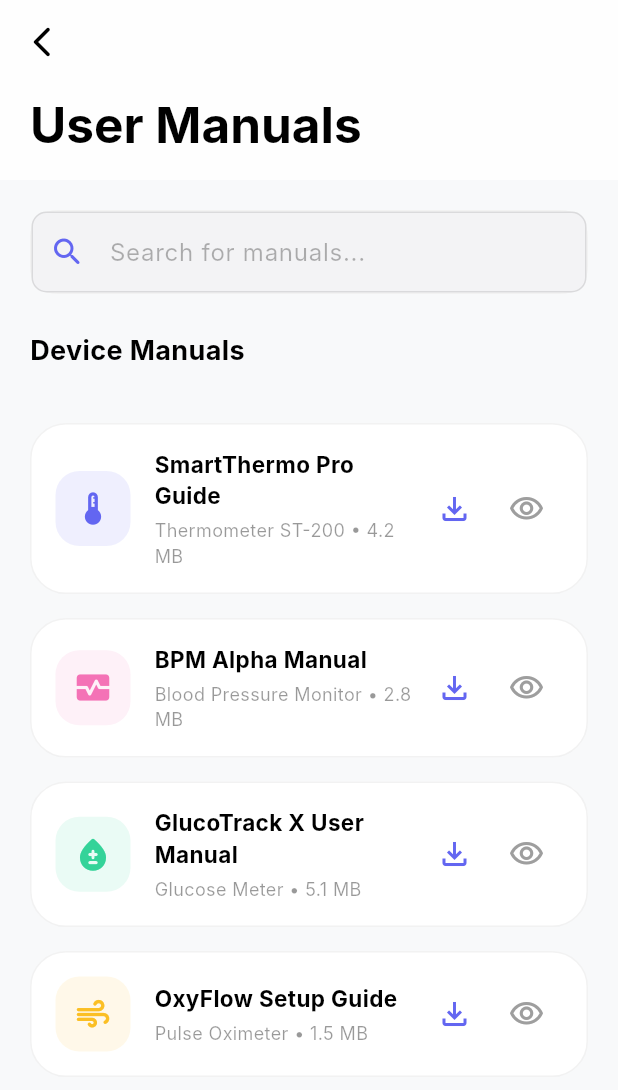
After one commit to AbdoAhmedElbanaa/extrememedicaluserapp, a Flutter app: the HomeView screen opened by its route, after a tap on the "menu book" icon, on a phone screen of 412 x 824 dp. The commit adds this screen. Shown: the top 1090 px of the screen. Run offline on Flutter 3.47's test engine with Material 3 defaults, Android fonts, the phone set to English and light mode, and no system bars; drawn by our look-alikes of pull_to_refresh; our stand-ins replace cached_network_image, carousel_slider, firebase_core, firebase_crashlytics, flutter_animate, geocoding and 7 more; accounts and stored records are empty; network calls fail; Roboto replaces fonts that are missing (Inter).

Commit message:
Implemented the "User Manuals" feature and enhanced the Home dashboard with recent activity tracking and pull-to-refresh functionality.
- **Manuals Feature**:
    - Created `ManualModel`, `ManualController`, and `ManualView` to manage and display device user manuals.
    - Implemented a searchable list with download and preview actions.
    - Added a custom `ManualController` binding when navigating from the home screen.
- **Home Dashboard Enhancements**:
    - **Recent Activity**: Added `RecentActivitySection` and `RecentActivityModel` to display status-coded system logs (Success, Warning, Info).
    - **Pull-to-Refresh**: Integrated `pull_to_refresh` globally in `main.dart` and implemented `onRefresh` logic in `HomeController` and `ManualController`.
    - **Animations**: Added entrance animations to Home view components using `flutter_animate`.
    - **UI Updates**: Added an "Add New Device" shortcut and improved background visual effects in dark mode.
- **Project Configuration**:
    - Added `pull_to_refresh` dependency to `pubspec.yaml`.
    - Established comprehensive AI assistant project rules in `.aiassistant/rules/` for architecture, design consistency, and code quality.
- **Logic & Navigation**: Updated `HomeController` to handle navigation to the Manuals view and provided "Coming Soon" feedback for pending features.

Signed-off-by: AbdoAhmedElbanaa <abdelmgeedelbanaa@gmail.com>

```diff
--- /dev/null
+++ b/lib/features/home/data/models/recent_activity_model.dart
@@ -0,0 +1,32 @@
+import 'package:flutter/material.dart';
+
+enum ActivityStatus { success, warning, info }
+
+class RecentActivityModel {
+  final String title;
+  final String subtitle;
+  final String time;
+  final IconData icon;
+  final ActivityStatus status;
+  final VoidCallback? onTap;
+
+  RecentActivityModel({
+    required this.title,
+    required this.subtitle,
+    required this.time,
+    required this.icon,
+    required this.status,
+    this.onTap,
+  });
+
+  Color getStatusColor() {
+    switch (status) {
+      case ActivityStatus.success:
+        return const Color(0xFF34D399); // Emerald/Green
+      case ActivityStatus.warning:
+        return const Color(0xFFFBBF24); // Amber/Yellow
+      case ActivityStatus.info:
+        return const Color(0xFF818CF8); // Indigo/Blue
+    }
+  }
+}
--- a/lib/features/home/presentation/controllers/home_controller.dart
+++ b/lib/features/home/presentation/controllers/home_controller.dart
@@ -1,18 +1,27 @@
 import 'package:flutter/material.dart';
 import 'package:get/get.dart';
 import 'package:extrememedicaluserapp/features/home/data/models/quick_action_model.dart';
+import 'package:extrememedicaluserapp/features/home/data/models/recent_activity_model.dart';
+
+import 'package:extrememedicaluserapp/features/manual/presentation/views/manual_view.dart';
+import 'package:extrememedicaluserapp/features/manual/presentation/controllers/manual_controller.dart';
+
+import 'package:pull_to_refresh/pull_to_refresh.dart';
 
 class HomeController extends GetxController {
   var selectedIndex = 0.obs;
   late PageController pageController;
+  final RefreshController refreshController = RefreshController(initialRefresh: false);
 
-  late final List<QuickActionModel> quickActions;
+  late List<QuickActionModel> quickActions;
+  late List<RecentActivityModel> recentActivities;
 
   @override
   void onInit() {
     super.onInit();
     pageController = PageController(initialPage: selectedIndex.value);
     _initializeQuickActions();
+    _initializeRecentActivities();
   }
 
   void _initializeQuickActions() {
@@ -21,31 +30,86 @@ class HomeController extends GetxController {
         title: 'Manual',
         icon: Icons.menu_book_rounded,
         color: const Color(0xFF818CF8),
-        onTap: () => Get.snackbar('Manual', 'Opening user manual...',
-            snackPosition: SnackPosition.BOTTOM, backgroundColor: Colors.indigo.withOpacity(0.7), colorText: Colors.white),
+        onTap: () {
+          Get.put(ManualController());
+          Get.to(() => const ManualView(), transition: Transition.rightToLeftWithFade);
+        },
       ),
       QuickActionModel(
         title: 'Diagnose',
         icon: Icons.analytics_rounded,
         color: const Color(0xFF34D399),
-        onTap: () => Get.snackbar('Diagnose', 'Starting system diagnosis...',
-            snackPosition: SnackPosition.BOTTOM, backgroundColor: Colors.teal.withOpacity(0.7), colorText: Colors.white),
+        onTap: () => _showComingSoon('Diagnose'),
       ),
       QuickActionModel(
         title: 'Errors',
         icon: Icons.warning_amber_rounded,
         color: const Color(0xFFFBBF24),
-        onTap: () => Get.snackbar('Errors', 'Checking for system errors...',
-            snackPosition: SnackPosition.BOTTOM, backgroundColor: Colors.amber.withOpacity(0.7), colorText: Colors.white),
+        onTap: () => _showComingSoon('Errors'),
       ),
       QuickActionModel(
         title: 'Support',
         icon: Icons.bolt_rounded,
         color: const Color(0xFFF472B6),
-        onTap: () => Get.snackbar('Support', 'Connecting to support...',
-            snackPosition: SnackPosition.BOTTOM, backgroundColor: Colors.pink.withOpacity(0.7), colorText: Colors.white),
+        onTap: () => _showComingSoon('Support'),
       ),
     ];
+  }
+
+  void _initializeRecentActivities() {
+    recentActivities = [
+      RecentActivityModel(
+        title: 'Manual updated',
+        subtitle: 'SmartThermo Pro',
+        time: '2m ago',
+        icon: Icons.check_circle_outline_rounded,
+        status: ActivityStatus.success,
+      ),
+      RecentActivityModel(
+        title: 'Maintenance due',
+        subtitle: 'Check filter',
+        time: '1h ago',
+        icon: Icons.error_outline_rounded,
+        status: ActivityStatus.warning,
+      ),
+      RecentActivityModel(
+        title: 'Diagnostics run',
+        subtitle: 'All systems OK',
+        time: '3h ago',
+        icon: Icons.analytics_outlined,
+        status: ActivityStatus.info,
+      ),
+    ];
+  }
+
+  void _showComingSoon(String feature) {
+    Get.snackbar(
+      feature,
+      'This feature is coming soon!',
+      snackPosition: SnackPosition.BOTTOM,
+      backgroundColor: const Color(0xFF161531).withOpacity(0.9),
+      colorText: Colors.white,
+      margin: const EdgeInsets.all(15),
+      borderRadius: 15,
+      duration: const Duration(seconds: 2),
+    );
+  }
+
+  Future<void> onRefresh() async {
+    // Simulate API call
+    await Future.delayed(const Duration(seconds: 2));
+    _initializeRecentActivities();
+    update();
+    refreshController.refreshCompleted();
+
+    Get.snackbar(
+      'Success',
+      'Data refreshed successfully',
+      snackPosition: SnackPosition.BOTTOM,
+      backgroundColor: Colors.green.withOpacity(0.7),
+      colorText: Colors.white,
+      margin: const EdgeInsets.all(15),
+    );
   }
 
   void changeIndex(int index) {
--- a/lib/features/home/presentation/views/home_view.dart
+++ b/lib/features/home/presentation/views/home_view.dart
@@ -1,9 +1,12 @@
 import 'dart:ui';
 import 'package:flutter/material.dart';
 import 'package:get/get.dart';
+import 'package:flutter_animate/flutter_animate.dart';
+import 'package:pull_to_refresh/pull_to_refresh.dart';
 import 'package:extrememedicaluserapp/theme/app_colors.dart';
 import 'package:extrememedicaluserapp/features/home/presentation/widgets/home_header.dart';
 import 'package:extrememedicaluserapp/features/home/presentation/widgets/custom_bottom_nav.dart';
+import 'package:extrememedicaluserapp/features/home/presentation/widgets/recent_activity_section.dart';
 import 'package:extrememedicaluserapp/features/home/presentation/widgets/quick_actions_section.dart';
 import 'package:extrememedicaluserapp/features/home/presentation/widgets/device_slider.dart';
 import '../controllers/home_controller.dart';
@@ -32,7 +35,7 @@ class HomeView extends GetView<HomeController> {
             ],
           ),
 
-          // Background Gradient for Cinematic Look (Behind fixed header)
+          // Background Gradient for Cinematic Look
           if (isDark)
             Positioned(
               top: -100,
@@ -52,7 +55,7 @@ class HomeView extends GetView<HomeController> {
               ),
             ),
 
-          // FIXED HEADER WITH BLUR
+          // FIXED HEADER
           Positioned(
             top: 0,
             left: 0,
@@ -67,7 +70,15 @@ class HomeView extends GetView<HomeController> {
   }
 
   Widget _buildHomeContent(BuildContext context, bool isDark) {
-    return CustomScrollView(
+    return SmartRefresher(
+      controller: controller.refreshController,
+      onRefresh: controller.onRefresh,
+      header: WaterDropMaterialHeader(
+        backgroundColor: AppColors.primary,
+        color: Colors.white,
+        offset: MediaQuery.of(context).padding.top + 100,
+      ),
+      child: CustomScrollView(
         physics: const BouncingScrollPhysics(),
         slivers: [
           SliverToBoxAdapter(
@@ -83,15 +94,27 @@ class HomeView extends GetView<HomeController> {
               padding: const EdgeInsets.symmetric(horizontal: 20.0),
               child: Column(
                 crossAxisAlignment: CrossAxisAlignment.start,
-              children: const [
-                DeviceSlider(),
-                SizedBox(height: 30),
-                QuickActionsSection(),
+                children: [
+                  const DeviceSlider()
+                      .animate()
+                      .fadeIn(duration: 600.ms)
+                      .slideY(begin: 0.2, end: 0, curve: Curves.easeOutQuad),
+                  const SizedBox(height: 30),
+                  const QuickActionsSection()
+                      .animate()
+                      .fadeIn(delay: 200.ms, duration: 600.ms)
+                      .slideY(begin: 0.2, end: 0, curve: Curves.easeOutQuad),
+                  const SizedBox(height: 30),
+                  const RecentActivitySection()
+                      .animate()
+                      .fadeIn(delay: 400.ms, duration: 600.ms)
+                      .slideY(begin: 0.2, end: 0, curve: Curves.easeOutQuad),
                 ],
               ),
             ),
           ),
         ],
+      ),
     );
   }
 
--- /dev/null
+++ b/lib/features/home/presentation/widgets/recent_activity_section.dart
@@ -0,0 +1,164 @@
+import 'package:flutter/material.dart';
+import 'package:get/get.dart';
+import 'package:extrememedicaluserapp/theme/app_colors.dart';
+import '../controllers/home_controller.dart';
+import '../../data/models/recent_activity_model.dart';
+
+class RecentActivitySection extends GetView<HomeController> {
+  const RecentActivitySection({super.key});
+
+  @override
+  Widget build(BuildContext context) {
+    final isDark = Theme.of(context).brightness == Brightness.dark;
+
+    return Column(
+      children: [
+        // Header
+        Row(
+          mainAxisAlignment: MainAxisAlignment.spaceBetween,
+          children: [
+            Text(
+              'Recent Activity',
+              style: TextStyle(
+                color: isDark ? Colors.white : Colors.black,
+                fontSize: 18,
+                fontWeight: FontWeight.bold,
+              ),
+            ),
+            TextButton(
+              onPressed: () {},
+              child: const Text(
+                'View all',
+                style: TextStyle(
+                  color: AppColors.primary,
+                  fontSize: 14,
+                  fontWeight: FontWeight.w600,
+                ),
+              ),
+            ),
+          ],
+        ),
+        const SizedBox(height: 10),
+        // Activity List Container
+        Container(
+          decoration: BoxDecoration(
+            color: isDark ? const Color(0xFF161531).withOpacity(0.6) : Colors.white,
+            borderRadius: BorderRadius.circular(24),
+            border: Border.all(
+              color: isDark ? Colors.white.withOpacity(0.05) : Colors.black.withOpacity(0.05),
+              width: 1.2,
+            ),
+          ),
+          child: ListView.separated(
+            shrinkWrap: true,
+            padding: EdgeInsets.zero,
+            physics: const NeverScrollableScrollPhysics(),
+            itemCount: controller.recentActivities.length,
+            separatorBuilder: (context, index) => Divider(
+              height: 1,
+              color: isDark ? Colors.white.withOpacity(0.05) : Colors.black.withOpacity(0.05),
+              indent: 70,
+            ),
+            itemBuilder: (context, index) {
+              final activity = controller.recentActivities[index];
+              return _buildActivityItem(activity, isDark);
+            },
+          ),
+        ),
+        const SizedBox(height: 25),
+        // Add New Device Button
+        _buildAddDeviceButton(isDark),
+        const SizedBox(height: 100), // Extra space for bottom nav
+      ],
+    );
+  }
+
+  Widget _buildActivityItem(RecentActivityModel activity, bool isDark) {
+    return ListTile(
+      contentPadding: const EdgeInsets.symmetric(horizontal: 16, vertical: 8),
+      leading: Container(
+        padding: const EdgeInsets.all(10),
+        decoration: BoxDecoration(
+          color: activity.getStatusColor().withOpacity(0.1),
+          shape: BoxShape.circle,
+        ),
+        child: Icon(
+          activity.icon,
+          color: activity.getStatusColor(),
+          size: 20,
+        ),
+      ),
+      title: Text(
+        activity.title,
+        style: TextStyle(
+          color: isDark ? Colors.white : Colors.black,
+          fontSize: 15,
+          fontWeight: FontWeight.bold,
+        ),
+      ),
+      subtitle: Row(
+        children: [
+          Text(
+            activity.subtitle,
+            style: TextStyle(
+              color: (isDark ? Colors.white : Colors.black).withOpacity(0.4),
+              fontSize: 12,
+            ),
+          ),
+          const SizedBox(width: 6),
+          Text(
+            '• ${activity.time}',
+            style: TextStyle(
+              color: (isDark ? Colors.white : Colors.black).withOpacity(0.3),
+              fontSize: 11,
+            ),
+          ),
+        ],
+      ),
+      trailing: Icon(
+        Icons.arrow_forward_ios_rounded,
+        color: (isDark ? Colors.white : Colors.black).withOpacity(0.1),
+        size: 14,
+      ),
+      onTap: () {},
+    );
+  }
+
+  Widget _buildAddDeviceButton(bool isDark) {
+    return Container(
+      width: double.infinity,
+      height: 60,
+      decoration: BoxDecoration(
+        borderRadius: BorderRadius.circular(20),
+        border: Border.all(
+          color: AppColors.primary.withOpacity(0.3),
+          width: 1.5,
+          style: BorderStyle.solid,
+        ),
+        color: AppColors.primary.withOpacity(0.05),
+      ),
+      child: Material(
+        color: Colors.transparent,
+        child: InkWell(
+          onTap: () {},
+          borderRadius: BorderRadius.circular(20),
+          child: Row(
+            mainAxisAlignment: MainAxisAlignment.center,
+            children: const [
+              Icon(Icons.add_rounded, color: AppColors.primary, size: 24),
+              SizedBox(width: 8),
+              Text(
+                'Add New Device',
+                style: TextStyle(
+                  color: AppColors.primary,
+                  fontSize: 16,
+                  fontWeight: FontWeight.bold,
+                ),
+              ),
+            ],
+          ),
+        ),
+      ),
+    );
+  }
+}
--- /dev/null
+++ b/lib/features/manual/data/models/manual_model.dart
@@ -0,0 +1,19 @@
+import 'package:flutter/material.dart';
+
+class ManualModel {
+  final String title;
+  final String deviceName;
+  final String lastUpdated;
+  final String fileSize;
+  final IconData icon;
+  final Color color;
+
+  ManualModel({
+    required this.title,
+    required this.deviceName,
+    required this.lastUpdated,
+    required this.fileSize,
+    required this.icon,
+    required this.color,
+  });
+}
--- /dev/null
+++ b/lib/features/manual/presentation/controllers/manual_controller.dart
@@ -0,0 +1,68 @@
+import 'package:flutter/material.dart';
+import 'package:get/get.dart';
+import '../../data/models/manual_model.dart';
+
+import 'package:pull_to_refresh/pull_to_refresh.dart';
+
+class ManualController extends GetxController {
+  final RxList<ManualModel> manuals = <ManualModel>[].obs;
+  final RxString searchQuery = ''.obs;
+  final RefreshController refreshController = RefreshController(initialRefresh: false);
+
+  @override
+  void onInit() {
+    super.onInit();
+    _loadManuals();
+  }
+
+  Future<void> onRefresh() async {
+    await Future.delayed(const Duration(seconds: 1));
+    _loadManuals();
+    refreshController.refreshCompleted();
+  }
+
+  void _loadManuals() {
+    manuals.value = [
+      ManualModel(
+        title: 'SmartThermo Pro Guide',
+        deviceName: 'Thermometer ST-200',
+        lastUpdated: 'Oct 12, 2023',
+        fileSize: '4.2 MB',
+        icon: Icons.thermostat_rounded,
+        color: const Color(0xFF6366F1),
+      ),
+      ManualModel(
+        title: 'BPM Alpha Manual',
+        deviceName: 'Blood Pressure Monitor',
+        lastUpdated: 'Sep 05, 2023',
+        fileSize: '2.8 MB',
+        icon: Icons.monitor_heart_rounded,
+        color: const Color(0xFFF472B6),
+      ),
+      ManualModel(
+        title: 'GlucoTrack X User Manual',
+        deviceName: 'Glucose Meter',
+        lastUpdated: 'Jan 20, 2024',
+        fileSize: '5.1 MB',
+        icon: Icons.bloodtype_rounded,
+        color: const Color(0xFF34D399),
+      ),
+      ManualModel(
+        title: 'OxyFlow Setup Guide',
+        deviceName: 'Pulse Oximeter',
+        lastUpdated: 'Dec 15, 2023',
+        fileSize: '1.5 MB',
+        icon: Icons.air_rounded,
+        color: const Color(0xFFFBBF24),
+      ),
+    ];
+  }
+
+  List<ManualModel> get filteredManuals {
+    if (searchQuery.isEmpty) return manuals;
+    return manuals.where((m) =>
+      m.title.toLowerCase().contains(searchQuery.value.toLowerCase()) ||
+      m.deviceName.toLowerCase().contains(searchQuery.value.toLowerCase())
+    ).toList();
+  }
+}
--- /dev/null
+++ b/lib/features/manual/presentation/views/manual_view.dart
@@ -0,0 +1,200 @@
+import 'dart:ui';
+import 'package:flutter/material.dart';
+import 'package:get/get.dart';
+import 'package:pull_to_refresh/pull_to_refresh.dart';
+import 'package:extrememedicaluserapp/theme/app_colors.dart';
+import '../controllers/manual_controller.dart';
+import '../../data/models/manual_model.dart';
+
+class ManualView extends GetView<ManualController> {
+  const ManualView({super.key});
+
+  @override
+  Widget build(BuildContext context) {
+    final isDark = Theme.of(context).brightness == Brightness.dark;
+
+    return Scaffold(
+      backgroundColor: isDark ? AppColors.backgroundDark : AppColors.backgroundLight,
+      body: Stack(
+        children: [
+          // Background Glow
+          if (isDark)
+            Positioned(
+              top: -100,
+              right: -50,
+              child: ClipOval(
+                child: BackdropFilter(
+                  filter: ImageFilter.blur(sigmaX: 80, sigmaY: 80),
+                  child: Container(
+                    width: 300,
+                    height: 300,
+                    decoration: BoxDecoration(
+                      shape: BoxShape.circle,
+                      color: const Color(0xFF6366F1).withOpacity(0.1),
+                    ),
+                  ),
+                ),
+              ),
+            ),
+
+          SmartRefresher(
+            controller: controller.refreshController,
+            onRefresh: controller.onRefresh,
+            header: WaterDropMaterialHeader(
+              backgroundColor: AppColors.primary,
+              color: Colors.white,
+              offset: MediaQuery.of(context).padding.top + 50,
+            ),
+            child: CustomScrollView(
+              physics: const BouncingScrollPhysics(),
+              slivers: [
+                _buildAppBar(context, isDark),
+                SliverToBoxAdapter(
+                  child: Padding(
+                    padding: const EdgeInsets.all(20.0),
+                    child: Column(
+                      crossAxisAlignment: CrossAxisAlignment.start,
+                      children: [
+                        _buildSearchField(isDark),
+                        const SizedBox(height: 25),
+                        Text(
+                          'Device Manuals',
+                          style: TextStyle(
+                            color: isDark ? Colors.white : Colors.black,
+                            fontSize: 18,
+                            fontWeight: FontWeight.bold,
+                          ),
+                        ),
+                        const SizedBox(height: 15),
+                      ],
+                    ),
+                  ),
+                ),
+                Obx(() => SliverPadding(
+                  padding: const EdgeInsets.symmetric(horizontal: 20),
+                  sliver: SliverList(
+                    delegate: SliverChildBuilderDelegate(
+                      (context, index) {
+                        return _buildManualCard(controller.filteredManuals[index], isDark);
+                      },
+                      childCount: controller.filteredManuals.length,
+                    ),
+                  ),
+                )),
+                const SliverToBoxAdapter(child: SizedBox(height: 100)),
+              ],
+            ),
+          ),
+        ],
+      ),
+    );
+  }
+
+  Widget _buildAppBar(BuildContext context, bool isDark) {
+    return SliverAppBar(
+      expandedHeight: 120,
+      floating: false,
+      pinned: true,
+      backgroundColor: isDark ? AppColors.backgroundDark.withOpacity(0.8) : Colors.white.withOpacity(0.8),
+      flexibleSpace: FlexibleSpaceBar(
+        title: Text(
+          'User Manuals',
+          style: TextStyle(
+            color: isDark ? Colors.white : Colors.black,
+            fontWeight: FontWeight.bold,
+          ),
+        ),
+        centerTitle: false,
+        titlePadding: const EdgeInsets.only(left: 20, bottom: 16),
+      ),
+      leading: IconButton(
+        icon: Icon(Icons.arrow_back_ios_new_rounded, color: isDark ? Colors.white : Colors.black),
+        onPressed: () => Get.back(),
+      ),
+    );
+  }
+
+  Widget _buildSearchField(bool isDark) {
+    return Container(
+      decoration: BoxDecoration(
+        color: isDark ? const Color(0xFF161531) : Colors.white,
+        borderRadius: BorderRadius.circular(18),
+        border: Border.all(
+          color: isDark ? Colors.white.withOpacity(0.05) : Colors.black.withOpacity(0.05),
+        ),
+      ),
+      child: TextField(
+        onChanged: (v) => controller.searchQuery.value = v,
+        style: TextStyle(color: isDark ? Colors.white : Colors.black),
+        decoration: InputDecoration(
+          hintText: 'Search for manuals...',
+          hintStyle: TextStyle(color: (isDark ? Colors.white : Colors.black).withOpacity(0.3)),
+          prefixIcon: const Icon(Icons.search_rounded, color: AppColors.primary),
+          border: InputBorder.none,
+          contentPadding: const EdgeInsets.symmetric(vertical: 15),
+        ),
+      ),
+    );
+  }
+
+  Widget _buildManualCard(ManualModel manual, bool isDark) {
+    return Container(
+      margin: const EdgeInsets.only(bottom: 16),
+      padding: const EdgeInsets.all(16),
+      decoration: BoxDecoration(
+        color: isDark ? const Color(0xFF161531) : Colors.white,
+        borderRadius: BorderRadius.circular(24),
+        border: Border.all(
+          color: isDark ? manual.color.withOpacity(0.1) : Colors.black.withOpacity(0.05),
+        ),
+      ),
+      child: Row(
+        children: [
+          // Icon
+          Container(
+            padding: const EdgeInsets.all(12),
+            decoration: BoxDecoration(
+              color: manual.color.withOpacity(0.1),
+              borderRadius: BorderRadius.circular(16),
+            ),
+            child: Icon(manual.icon, color: manual.color, size: 26),
+          ),
+          const SizedBox(width: 16),
+          // Info
+          Expanded(
+            child: Column(
+              crossAxisAlignment: CrossAxisAlignment.start,
+              children: [
+                Text(
+                  manual.title,
+                  style: TextStyle(
+                    color: isDark ? Colors.white : Colors.black,
+                    fontSize: 15,
+                    fontWeight: FontWeight.bold,
+                  ),
+                ),
+                const SizedBox(height: 4),
+                Text(
+                  '${manual.deviceName} • ${manual.fileSize}',
+                  style: TextStyle(
+                    color: (isDark ? Colors.white : Colors.black).withOpacity(0.4),
+                    fontSize: 12,
+                  ),
+                ),
+              ],
+            ),
+          ),
+          // Actions
+          IconButton(
+            icon: const Icon(Icons.file_download_outlined, color: AppColors.primary),
+            onPressed: () {},
+          ),
+          IconButton(
+            icon: const Icon(Icons.visibility_outlined, color: Colors.grey),
+            onPressed: () {},
+          ),
+        ],
+      ),
+    );
+  }
+}
--- a/lib/main.dart
+++ b/lib/main.dart
@@ -13,6 +13,7 @@ import 'package:extrememedicaluserapp/features/home/presentation/views/home_view
 import 'package:extrememedicaluserapp/features/home/presentation/controllers/home_controller.dart';
 
 import 'package:extrememedicaluserapp/core/services/theme_service.dart';
+import 'package:pull_to_refresh/pull_to_refresh.dart';
 
 void main() async {
   WidgetsFlutterBinding.ensureInitialized();
@@ -35,7 +36,16 @@ class MyApp extends StatelessWidget {
 
   @override
   Widget build(BuildContext context) {
-    return GetMaterialApp(
+    return RefreshConfiguration(
+      headerBuilder: () => const WaterDropHeader(),
+      footerBuilder: () => const ClassicFooter(),
+      headerTriggerDistance: 80.0,
+      springDescription: const SpringDescription(stiffness: 170, damping: 16, mass: 1.9),
+      maxOverScrollExtent: 100,
+      maxUnderScrollExtent: 0,
+      enableScrollWhenRefreshCompleted: true,
+      enableLoadingWhenFailed: true,
+      child: GetMaterialApp(
         title: 'Extreme Medical',
         debugShowCheckedModeBanner: false,
         theme: AppTheme.lightTheme,
@@ -77,6 +87,7 @@ class MyApp extends StatelessWidget {
             transition: Transition.zoom,
           ),
         ],
+      ),
     );
   }
 }
--- a/pubspec.yaml
+++ b/pubspec.yaml
@@ -44,6 +44,7 @@ dependencies:
   geolocator: ^13.0.2
   geocoding: ^3.0.0
   pinput: ^5.0.0
+  pull_to_refresh: ^2.0.0
 
 
 
```
Also changed, not shown: pubspec.lock, 2 other files. Lines whose indentation alone changed are shown as unchanged.
